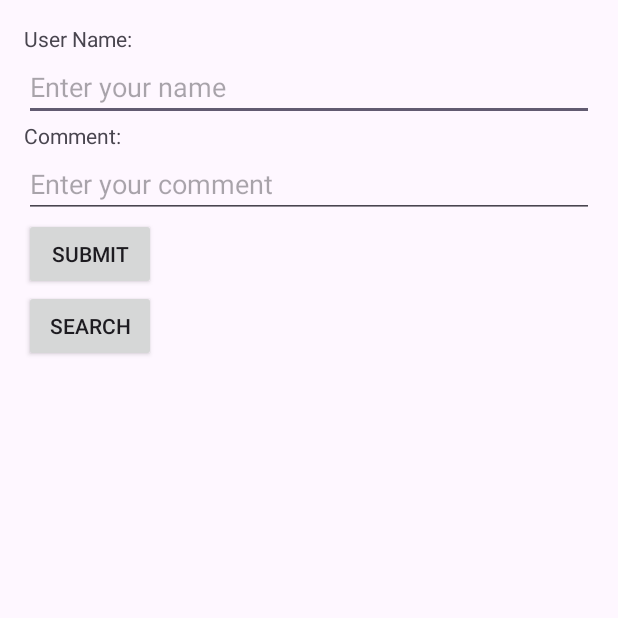
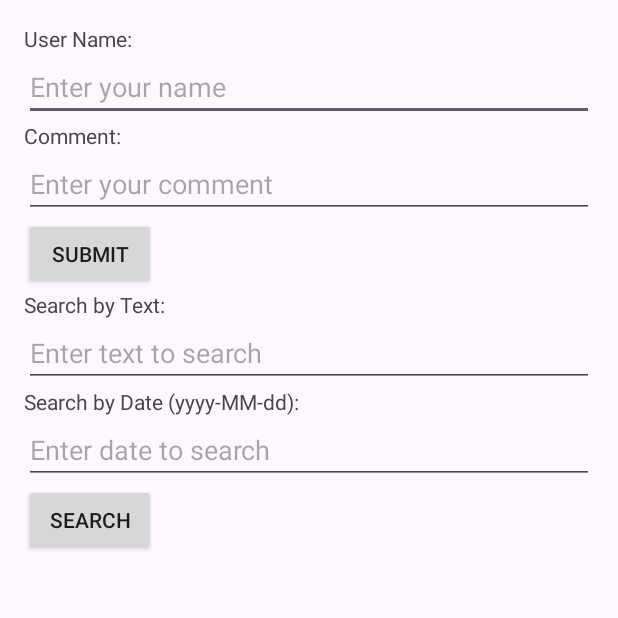
Before and after one commit to bilalz5-github/BlogUI, an Android app: the screen it shows after launch (MainActivity), after a tap on "SEARCH", on a phone screen of 412 x 824 dp, the top half of it. Run offline under Robolectric (Android 15) with nearby library versions, the phone set to English and light mode, and no system bars.

```diff
--- a/app/src/main/java/com/cloudandmobilecomputing/myapplication/MainActivity.java
+++ b/app/src/main/java/com/cloudandmobilecomputing/myapplication/MainActivity.java
@@ -18,6 +18,8 @@ public class MainActivity extends ListActivity {
     private EditText userNameInput;         // Input field for user name
     private EditText commentInput;           // Input field for comment
     private ArrayAdapter<String> adapter;    // Adapter for the ListView
+    private EditText searchTextInput;  // Input field for searching text
+    private EditText searchDateInput;   // Input field for searching by date
 
     @Override
     protected void onCreate(Bundle savedInstanceState) {
@@ -33,6 +35,10 @@ public class MainActivity extends ListActivity {
         userNameInput = findViewById(R.id.userNameInput);
         commentInput = findViewById(R.id.commentInput);
 
+        // Initialize search input fields
+        searchTextInput = findViewById(R.id.searchTextInput);
+        searchDateInput = findViewById(R.id.searchDateInput);
+
         // Set up the adapter for the ListView
         adapter = new ArrayAdapter<>(this, android.R.layout.simple_list_item_1, blogEntries);
         setListAdapter(adapter); // No need to find the ListView again
@@ -41,7 +47,7 @@ public class MainActivity extends ListActivity {
         Button submitButton = findViewById(R.id.submitButton);
         submitButton.setOnClickListener(v -> addEntry());
 
-        // Set up the Search button's click listener (currently not implemented)
+        // Set up the Search button's click listener
         Button searchButton = findViewById(R.id.searchButton);
         searchButton.setOnClickListener(v -> searchEntries());
     }
@@ -87,8 +93,30 @@ public class MainActivity extends ListActivity {
 
     // Method to handle searching entries (not implemented yet)
     private void searchEntries() {
-        // Future implementation for searching blog entries
-        Toast.makeText(this, "Search functionality not implemented yet", Toast.LENGTH_SHORT).show();
+        String searchText = searchTextInput.getText().toString().trim();
+        String searchDate = searchDateInput.getText().toString().trim();
+
+        ArrayList<String> filteredEntries = new ArrayList<>(); // To hold filtered entries
+
+        // Loop through all entries to check for matches
+        for (String entry : blogEntries) {
+            boolean matchesText = searchText.isEmpty() || entry.toLowerCase().contains(searchText.toLowerCase());
+            boolean matchesDate = searchDate.isEmpty() || entry.contains(searchDate); // Check if date is part of entry
+
+            if (matchesText && matchesDate) {
+                filteredEntries.add(entry); // Add entry if it matches search criteria
+            }
+        }
+
+        // Update the ListView with filtered entries
+        adapter.clear(); // Clear current list
+        adapter.addAll(filteredEntries); // Add filtered entries
+        adapter.notifyDataSetChanged(); // Notify the adapter of data change
+
+        // Show message if no entries found
+        if (filteredEntries.isEmpty()) {
+            Toast.makeText(this, "No entries found for the given search criteria.", Toast.LENGTH_SHORT).show();
+        }
     }
 
     // Handle list item clicks
--- a/app/src/main/res/layout/activity_main.xml
+++ b/app/src/main/res/layout/activity_main.xml
@@ -33,6 +33,30 @@
         android:layout_height="wrap_content"
         android:text="Submit" />
 
+    <!-- New Search Text Field -->
+    <TextView
+        android:text="Search by Text:"
+        android:layout_width="wrap_content"
+        android:layout_height="wrap_content" />
+
+    <EditText
+        android:id="@+id/searchTextInput"
+        android:layout_width="match_parent"
+        android:layout_height="wrap_content"
+        android:hint="Enter text to search" />
+
+    <!-- New Search Date Field -->
+    <TextView
+        android:text="Search by Date (yyyy-MM-dd):"
+        android:layout_width="wrap_content"
+        android:layout_height="wrap_content" />
+
+    <EditText
+        android:id="@+id/searchDateInput"
+        android:layout_width="match_parent"
+        android:layout_height="wrap_content"
+        android:hint="Enter date to search" />
+
     <Button
         android:id="@+id/searchButton"
         android:layout_width="wrap_content"
```
